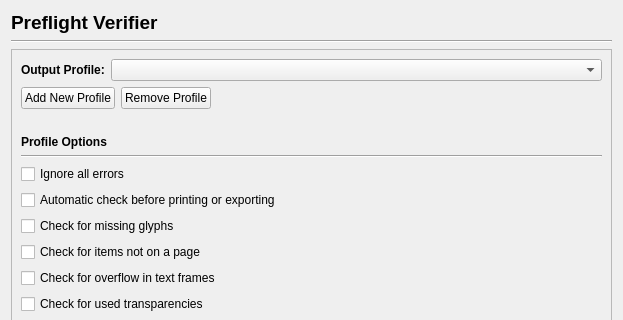
Before: the Qt Designer form scribus/ui/prefs_preflightverifierbase.ui in scribusproject/scribus, drawn with Qt 5; both pictures show x 0 to 623 and y 0 to 320 of the 623 by 711 pixel window.
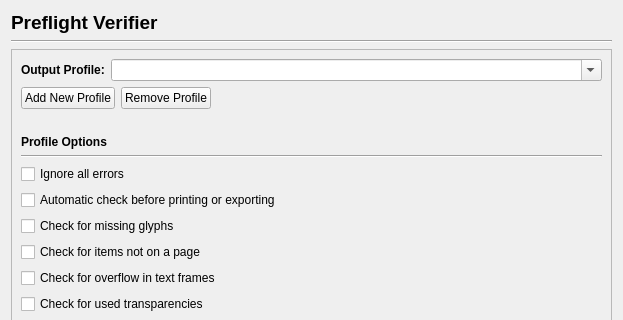
After: the same form once the commit is applied.

Commit message: Preflight verifier new prefs pane now works

Patch:
```diff
--- a/scribus/ui/prefs_preflightverifierbase.ui
+++ b/scribus/ui/prefs_preflightverifierbase.ui
@@ -69,7 +69,11 @@
           </widget>
          </item>
          <item row="0" column="1">
-          <widget class="QComboBox" name="verifierOutputProfileComboBox"/>
+          <widget class="QComboBox" name="currentProfileComboBox">
+           <property name="editable">
+            <bool>true</bool>
+           </property>
+          </widget>
          </item>
         </layout>
        </item>
```
Left out of the diff: 8 changed lines with no effect on the pictures. The commit also changes 2 other files.
